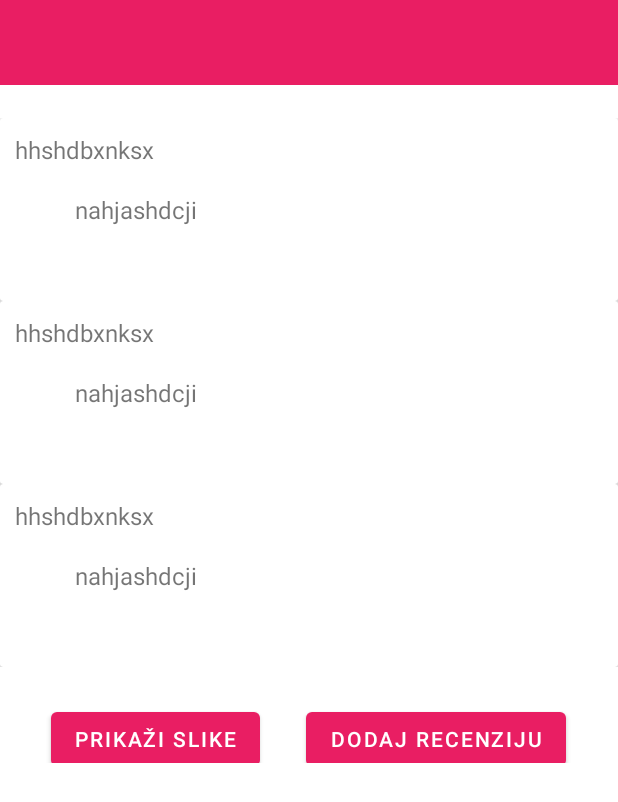
After one commit to andjmi11/rmas, an Android app: the layout dialog_listarecenzija.xml on its own in the app's theme, with its tools: preview values and no code run, on a phone screen of 412 x 824 dp. The commit adds this screen. Shown: the top 802 px of the screen. Run offline under Robolectric (Android 15) with nearby library versions, the phone set to English and light mode, and no system bars.

Commit message:
recycleView

```diff
--- /dev/null
+++ b/Razvoj mobilnih sistema i servisa/app/src/main/res/layout/dialog_listarecenzija.xml
@@ -0,0 +1,74 @@
+<ScrollView xmlns:android="http://schemas.android.com/apk/res/android"
+    android:layout_width="match_parent"
+    android:layout_height="match_parent"
+    xmlns:tools="http://schemas.android.com/tools">
+
+    <LinearLayout
+        android:layout_width="match_parent"
+        android:layout_height="wrap_content"
+        android:orientation="vertical">
+
+        <!-- Naslov dijaloga -->
+        <TextView
+            android:id="@+id/dialog_title"
+            android:layout_width="match_parent"
+            android:layout_height="wrap_content"
+            android:gravity="center"
+            android:textSize="18sp"
+            android:padding="16dp"
+            android:background="?android:attr/colorPrimary"
+            android:textColor="@android:color/white" />
+
+        <!-- Prikaz imena i prezimena kreatora i prosečne ocene -->
+        <LinearLayout
+            android:layout_width="match_parent"
+            android:layout_height="wrap_content"
+            android:orientation="horizontal"
+            android:gravity="center">
+
+            <TextView
+                android:id="@+id/creator_name_text"
+                android:layout_width="wrap_content"
+                android:layout_height="wrap_content"
+                android:textSize="16sp" />
+            <!--Mogu da dodam datum i vreme kreiranja pored kreatora-->
+
+        </LinearLayout>
+
+        <!-- Prikaz postojećih recenzija -->
+        <androidx.recyclerview.widget.RecyclerView
+            android:id="@+id/existing_reviews_recycler_view"
+            android:layout_width="match_parent"
+            android:layout_height="wrap_content"
+            tools:listitem="@layout/item_review"/>
+
+        <!-- Dugmadi za prikaz slika i dodavanje nove recenzije -->
+        <LinearLayout
+            android:layout_width="match_parent"
+            android:layout_height="wrap_content"
+            android:orientation="horizontal"
+            android:gravity="center">
+
+            <!-- Dugme za prikaz slika -->
+            <Button
+                android:id="@+id/show_images_button"
+                android:layout_width="wrap_content"
+                android:layout_height="wrap_content"
+                android:text="Prikaži slike"
+                android:layout_gravity="center"
+                android:layout_marginTop="16dp"
+                android:layout_marginHorizontal="15dp"/>
+
+            <!-- Dugme za dodavanje nove recenzije -->
+            <Button
+                android:id="@+id/add_review_button"
+                android:layout_width="wrap_content"
+                android:layout_height="wrap_content"
+                android:text="Dodaj recenziju"
+                android:layout_gravity="center"
+                android:layout_marginTop="16dp"
+                android:layout_marginHorizontal="15dp"/>
+        </LinearLayout>
+
+    </LinearLayout>
+</ScrollView>
--- /dev/null
+++ b/Razvoj mobilnih sistema i servisa/app/src/main/res/layout/item_review.xml
@@ -0,0 +1,31 @@
+<!-- item_review.xml -->
+<androidx.cardview.widget.CardView
+    xmlns:android="http://schemas.android.com/apk/res/android"
+    android:layout_width="match_parent"
+    android:layout_height="wrap_content"
+    android:orientation="vertical">
+
+    <TextView
+        android:id="@+id/user_name_text"
+        android:text="nahjashdcji"
+        android:layout_width="wrap_content"
+        android:layout_height="wrap_content"
+        android:textSize="16sp"
+        android:padding="50dp"/>
+
+    <TextView
+        android:id="@+id/user_surname_text"
+        android:text="hhshdbxnksx"
+        android:layout_width="wrap_content"
+        android:layout_height="wrap_content"
+        android:textSize="16sp"
+        android:padding="10dp"/>
+
+    <TextView
+        android:id="@+id/description_text"
+        android:layout_width="wrap_content"
+        android:layout_height="wrap_content"
+        android:textSize="14sp" />
+
+
+</androidx.cardview.widget.CardView>
```
Also changed, not shown: Razvoj mobilnih sistema i servisa/app/src/main/java/elfak/mosis/rmas18247/MapFragment.kt (+153 -54 lines), Razvoj mobilnih sistema i servisa/app/src/main/java/elfak/mosis/rmas18247/ReviewPlaces.kt (added, +8 -0 lines), Razvoj mobilnih sistema i servisa/app/src/main/java/elfak/mosis/rmas18247/ReviewsAdapter.kt (added, +36 -0 lines).
